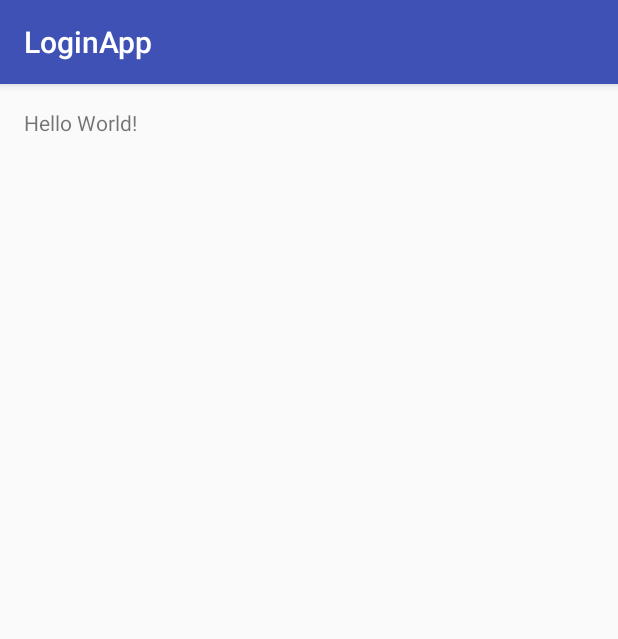
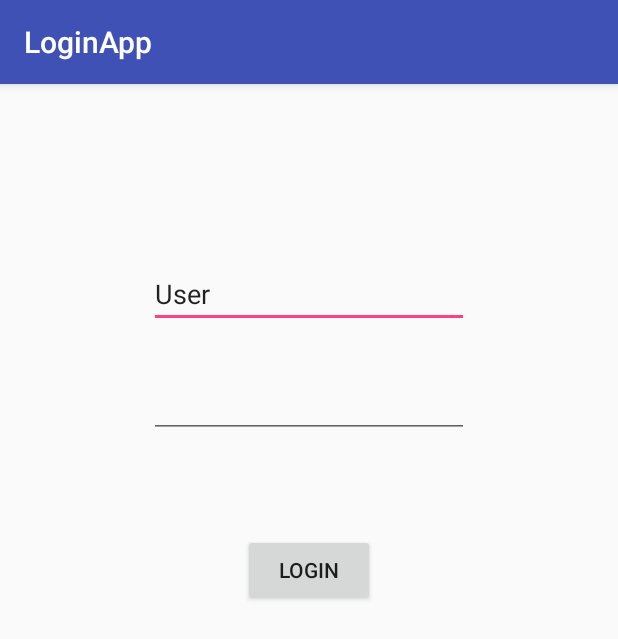
Before and after one commit to 4everstudent/loginApp, an Android app: the screen it shows after launch (MainActivity), on a phone screen of 412 x 824 dp. Shown: the top 639 px of the screen. Run offline under Robolectric (Android 15) with nearby library versions, the phone set to English and light mode, and no system bars.

Commit message:
Add Username and Password Add Login Button Add Function to show username and pass on log

```diff
--- a/app/src/main/java/a4everstudent/loginapp/MainActivity.java
+++ b/app/src/main/java/a4everstudent/loginapp/MainActivity.java
@@ -1,9 +1,20 @@
 package a4everstudent.loginapp;
 
+import android.os.Bundle;
 import android.support.v7.app.AppCompatActivity;
-import android.os.Bundle;
+import android.util.Log;
+import android.view.View;
+import android.widget.EditText;
 
 public class MainActivity extends AppCompatActivity {
+
+
+    public void login(View view){
+        EditText user = (EditText) findViewById(R.id.user);
+        EditText pass = (EditText) findViewById(R.id.pass);
+        Log.i("User", user.getText().toString());
+        Log.i("Pass", pass.getText().toString());
+    }
 
     @Override
     protected void onCreate(Bundle savedInstanceState) {
--- a/app/src/main/res/layout/activity_main.xml
+++ b/app/src/main/res/layout/activity_main.xml
@@ -9,8 +9,36 @@
     android:paddingTop="@dimen/activity_vertical_margin"
     tools:context="a4everstudent.loginapp.MainActivity">
 
-    <TextView
+    <EditText
         android:layout_width="wrap_content"
         android:layout_height="wrap_content"
-        android:text="Hello World!" />
+        android:inputType="textPersonName"
+        android:text="User "
+        android:ems="10"
+        android:id="@+id/user"
+        android:layout_alignParentTop="true"
+        android:layout_centerHorizontal="true"
+        android:layout_marginTop="101dp"
+        android:editable="false" />
+
+    <EditText
+        android:layout_width="wrap_content"
+        android:layout_height="wrap_content"
+        android:inputType="textPassword"
+        android:ems="10"
+        android:id="@+id/pass"
+        android:layout_below="@+id/user"
+        android:layout_alignLeft="@+id/user"
+        android:layout_alignStart="@+id/user"
+        android:layout_marginTop="28dp" />
+
+    <Button
+        android:layout_width="wrap_content"
+        android:layout_height="wrap_content"
+        android:text="Login"
+        android:id="@+id/login"
+        android:layout_below="@+id/pass"
+        android:layout_centerHorizontal="true"
+        android:layout_marginTop="64dp"
+        android:onClick="login" />
 </RelativeLayout>
```
